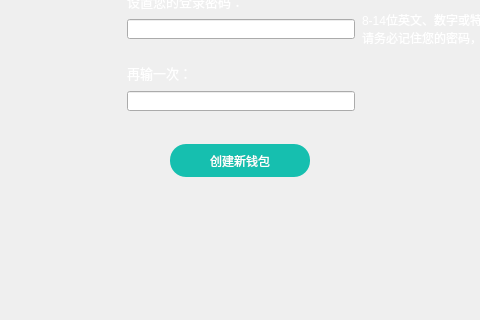
First picture: the form in firstlogin.ui, repository cdcchain/cdc-wallet-qt, before the edit; both pictures show x 240 to 720 and y 176 to 496 of the 960 by 580 pixel window.
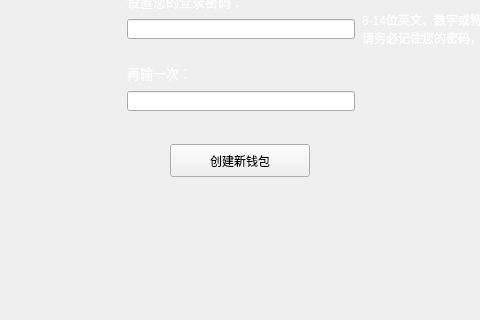
Second picture: the form after the edit.

Commit message: Modify background color and title color

Patch:
```diff
--- a/firstlogin.ui
+++ b/firstlogin.ui
@@ -123,9 +123,7 @@
     <enum>Qt::NoFocus</enum>
    </property>
    <property name="styleSheet">
-    <string notr="true">QToolButton{background-color:rgb(22,191,175);color:#ffffff;border:none;border-radius:16px;}
-QToolButton:hover{background-color:rgb(22,191,175);}
-QToolButton:disabled{background-color:#cecece;}</string>
+    <string notr="true"/>
    </property>
    <property name="text">
     <string>创建新钱包</string>
```
The commit also changes 21 other files.
